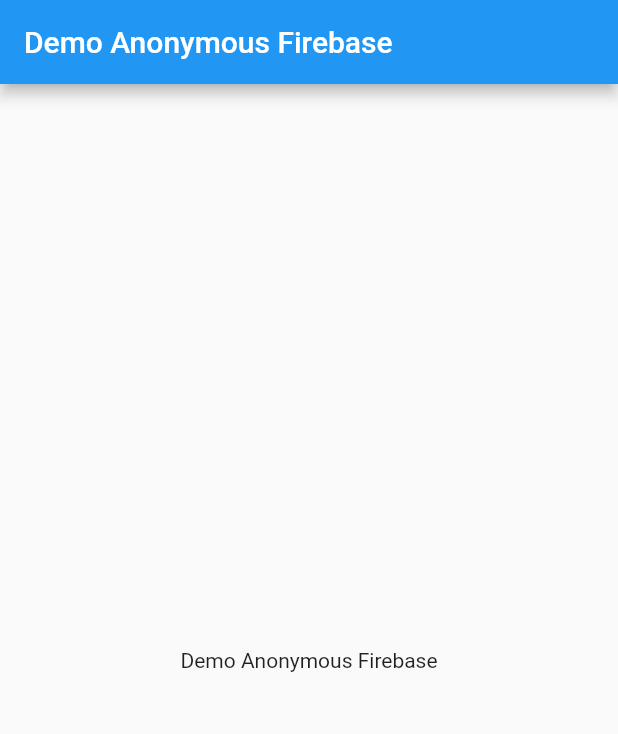
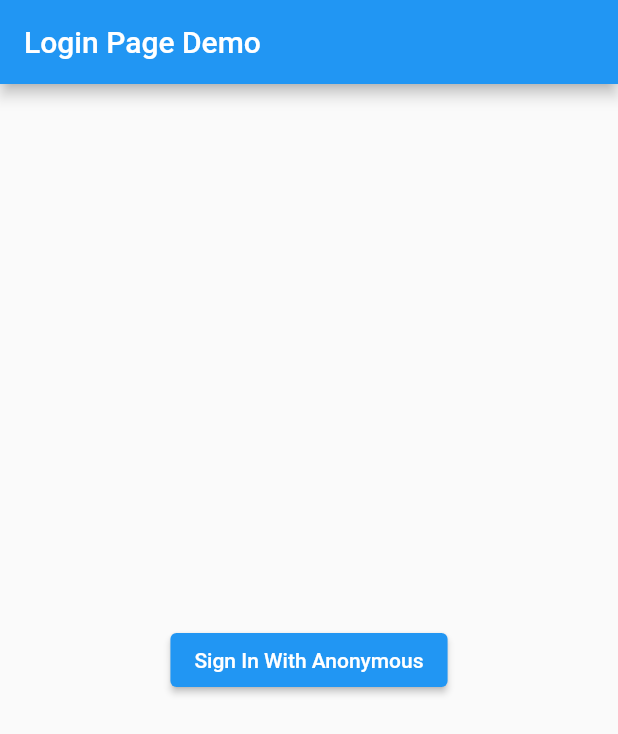
Before and after one commit to farabie/firebase_anonymousflut, a Flutter app: the screen it shows after launch, on a phone screen of 412 x 824 dp. Shown: the top 734 px of the screen. Run offline on Flutter 3.47's test engine with Material 2 defaults, Android fonts, the phone set to English and light mode, and no system bars; our stand-ins replace firebase_auth, firebase_core; missing offline and left inert: dart:ffi; accounts and stored records are empty.

Commit message:
Firebase Anonymous Sign In

```diff
--- /dev/null
+++ b/lib/login_page.dart
@@ -0,0 +1,25 @@
+import 'package:firebase_anonymousflut/auth_services.dart';
+import 'package:flutter/material.dart';
+
+class LoginPage extends StatelessWidget {
+  const LoginPage({super.key});
+
+  @override
+  Widget build(BuildContext context) {
+    return Scaffold(
+      appBar: AppBar(
+        title: Text("Login Page Demo"),
+      ),
+      body: Center(
+        child: ElevatedButton(
+          onPressed: () async {
+            await AuthServices.signInWithAnonymous();
+          },
+          child: Text(
+            "Sign In With Anonymous",
+          ),
+        ),
+      ),
+    );
+  }
+}
--- a/lib/main.dart
+++ b/lib/main.dart
@@ -1,6 +1,12 @@
+import 'package:firebase_anonymousflut/auth_services.dart';
+import 'package:firebase_anonymousflut/wrapper.dart';
+import 'package:firebase_core/firebase_core.dart';
 import 'package:flutter/material.dart';
+import 'package:provider/provider.dart';
 
-void main() {
+void main() async {
+  WidgetsFlutterBinding.ensureInitialized();
+  await Firebase.initializeApp();
   runApp(const FirebaseAnonym());
 }
 
@@ -9,15 +15,12 @@
 
   @override
   Widget build(BuildContext context) {
-    return MaterialApp(
-      debugShowMaterialGrid: false,
-      home: Scaffold(
-        appBar: AppBar(
-          title: Text("Demo Anonymous Firebase"),
-        ),
-        body: Center(
-          child: Text("Demo Anonymous Firebase"),
-        ),
+    return StreamProvider.value(
+      initialData: null,
+      value: AuthServices.userStream,
+      child: MaterialApp(
+        debugShowCheckedModeBanner: false,
+        home: Wrapper(),
       ),
     );
   }
--- /dev/null
+++ b/lib/wrapper.dart
@@ -0,0 +1,20 @@
+import 'package:firebase_anonymousflut/login_page.dart';
+import 'package:firebase_anonymousflut/main_page.dart';
+import 'package:firebase_auth/firebase_auth.dart';
+import 'package:flutter/material.dart';
+import 'package:provider/provider.dart';
+
+class Wrapper extends StatelessWidget {
+  const Wrapper({super.key});
+
+  @override
+  Widget build(BuildContext context) {
+    User? firebaseUser = Provider.of<User?>(context);
+
+    return (firebaseUser == null)
+        ? LoginPage()
+        : MainPage(
+            user: firebaseUser,
+          );
+  }
+}
--- a/pubspec.yaml
+++ b/pubspec.yaml
@@ -35,6 +35,9 @@
   # The following adds the Cupertino Icons font to your application.
   # Use with the CupertinoIcons class for iOS style icons.
   cupertino_icons: ^1.0.2
+  firebase_auth: ^4.10.0
+  firebase_core: ^2.16.0
+  provider: ^6.0.5
 
 dev_dependencies:
   flutter_test:
```
Also changed, not shown: lib/auth_services.dart (added, +26 -0 lines), lib/main_page.dart (added, +36 -0 lines), pubspec.lock, 8 other files.
